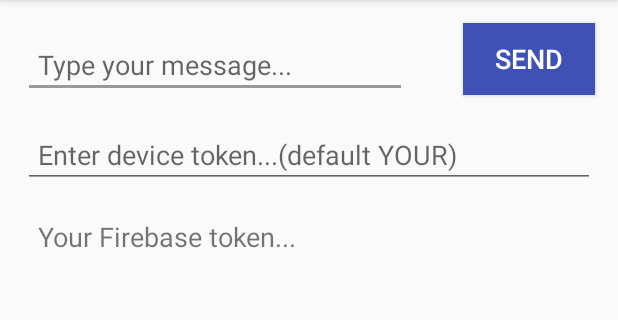
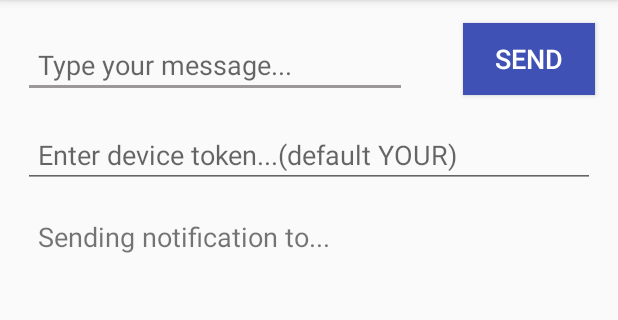
Before and after one commit to mausami-dangi/fire-base-practice, an Android app: the screen it shows after launch (MainActivity), after a tap on "SEND", on a phone screen of 412 x 824 dp, the part 84-404 px from its top. Run offline under Robolectric (Android 15) with nearby library versions, the phone set to English and light mode, and no system bars.

Commit message:
Fix default token

```diff
--- a/app/src/main/java/com/example/mausami/firebasepractice/MainActivity.java
+++ b/app/src/main/java/com/example/mausami/firebasepractice/MainActivity.java
@@ -2,6 +2,8 @@ package com.example.mausami.firebasepractice;
 
 import android.os.Bundle;
 import android.support.v7.app.AppCompatActivity;
+import android.text.Editable;
+import android.text.TextWatcher;
 import android.util.Log;
 import android.view.View;
 import android.widget.Button;
@@ -25,26 +27,59 @@ public class MainActivity extends AppCompatActivity {
         super.onCreate(savedInstanceState);
         setContentView(R.layout.activity_main);
 
-        final String TOKEN = SharedPreferencesHelper.getString(SharedPreferencesHelper.FIREBASE_TOKEN, getApplicationContext());
+        final String[] TOKEN = {SharedPreferencesHelper.getString(SharedPreferencesHelper.FIREBASE_TOKEN, getApplicationContext())};
 
         final TextView txtResponse = findViewById(R.id.txtResponse);
         final EditText txtMessage = findViewById(R.id.txtMessage);
+        final EditText txtDeviceToken = findViewById(R.id.txtDeviceToken);
         Button btnSendMessage = findViewById(R.id.btnSendMessage);
+        final String[] message = {""};
 
-        txtResponse.setText("Your Firebase token... \n\n"+TOKEN);
+        txtResponse.setText("Your Firebase token... \n\n"+ TOKEN[0]);
 
-        JsonObject notification = new JsonObject();
-        notification.addProperty("title", "Ankit Thakur");
-        notification.addProperty("body", "Got a new notification from FCM");
+        txtMessage.addTextChangedListener(new TextWatcher() {
+            @Override
+            public void beforeTextChanged(CharSequence s, int start, int count, int after) {}
 
-        final JsonObject json = new JsonObject();
-        json.addProperty("to", TOKEN);
-        json.add("notification", notification);
+            @Override
+            public void onTextChanged(CharSequence s, int start, int before, int count) {
+                message[0] = s.toString();
+            }
 
+            @Override
+            public void afterTextChanged(Editable s) {}
+        });
+
+        txtDeviceToken.addTextChangedListener(new TextWatcher() {
+            @Override
+            public void beforeTextChanged(CharSequence s, int start, int count, int after) {}
+
+            @Override
+            public void onTextChanged(CharSequence s, int start, int before, int count) {
+                if (s.length() > 0) {
+                    TOKEN[0] = s.toString();
+                }
+                else {
+                    TOKEN[0] = SharedPreferencesHelper.getString(SharedPreferencesHelper.FIREBASE_TOKEN, getApplicationContext());
+                }
+            }
+
+            @Override
+            public void afterTextChanged(Editable s) {}
+        });
 
         btnSendMessage.setOnClickListener(new View.OnClickListener() {
             @Override
             public void onClick(View v) {
+                JsonObject notification = new JsonObject();
+                notification.addProperty("title", "Got a new notification from FCM");
+                notification.addProperty("body", "Message: "+ message[0]);
+
+                JsonObject json = new JsonObject();
+                json.addProperty("to", TOKEN[0]);
+                json.add("notification", notification);
+
+                txtResponse.setText("Sending notification to... \n\n"+ TOKEN[0]);
                 retrofit2.Call<ResponseBody> loadChanges = APIClient.getClient()
                         .create(APIInterface.class)
                         .sendNotification(json);
@@ -52,8 +87,16 @@ public class MainActivity extends AppCompatActivity {
                 loadChanges.enqueue(new Callback<ResponseBody>() {
                     @Override
                     public void onResponse(retrofit2.Call<ResponseBody> call, Response<ResponseBody> response) {
-                        txtResponse.setText(response.toString());
-                        txtMessage.setText("");
+                        if(response.code() == 200) {
+                            txtResponse.setText("Notification sent...");
+                            txtResponse.append("\n\nSent to: "+ TOKEN[0]);
+                            txtResponse.append("\n\nMessage: " + message[0]);
+                            txtResponse.append("\n\nResponse code: "+ response.code());
+                            txtMessage.setText("");
+                        }
+                        else {
+                            txtResponse.setText(response.toString());
+                        }
                     }
 
                     @Override
--- a/app/src/main/res/layout/activity_main.xml
+++ b/app/src/main/res/layout/activity_main.xml
@@ -59,7 +59,7 @@
             android:textColor="@color/white"/>
 
         <EditText
-            android:id="@+id/deviceToken"
+            android:id="@+id/txtDeviceToken"
             android:layout_width="match_parent"
             android:layout_height="wrap_content"
             android:layout_above="@+id/txtResponse"
```
